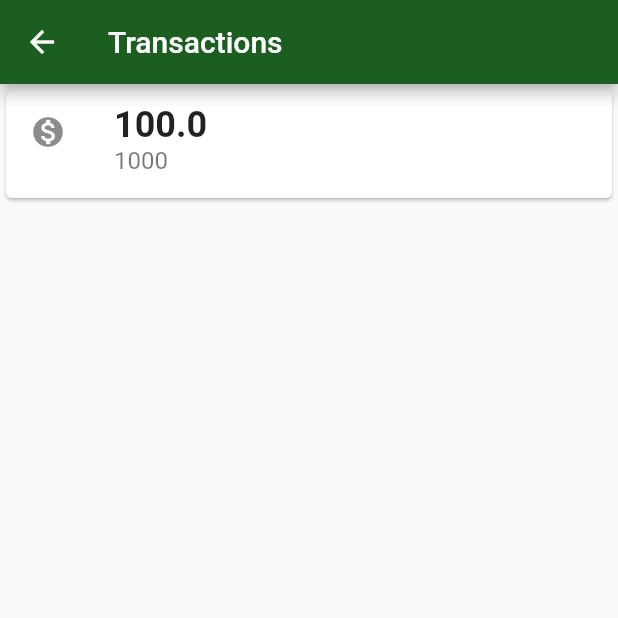
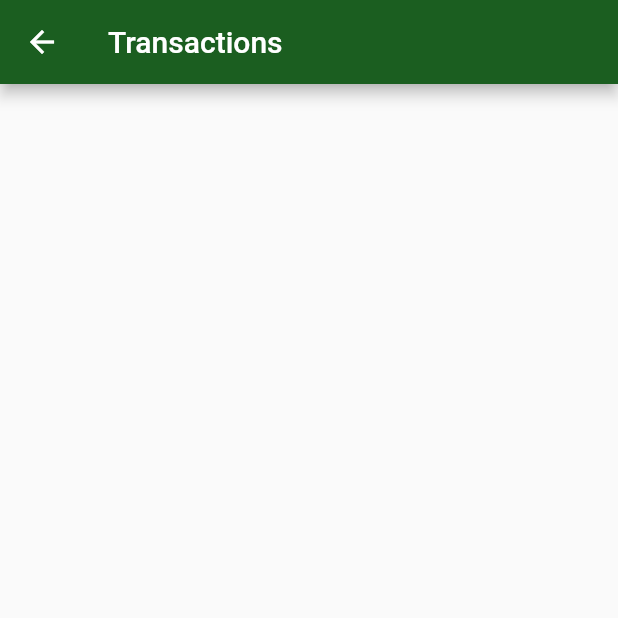
Before and after one commit to monica-gushiken/curso-flutter-bytebank, a Flutter app: the TransactionsList screen opened directly, on a phone screen of 412 x 824 dp, the top half of it. Run offline on Flutter 3.47's test engine with Material 2 defaults, Android fonts, the phone set to English and light mode, and no system bars; our stand-ins replace sqflite; accounts and stored records are empty.

Commit message:
Validando argumentos do construtor com assert

```diff
--- a/lib/screens/dashboard.dart
+++ b/lib/screens/dashboard.dart
@@ -67,7 +67,9 @@ class _FeatureItem extends StatelessWidget {
   final IconData icon;
   final Function onClick;
 
-  _FeatureItem(this.name, this.icon, {@required this.onClick});
+  _FeatureItem(this.name, this.icon, {@required this.onClick})
+      : assert(icon != null),
+        assert(onClick != null);
 
   @override
   Widget build(BuildContext context) {
--- a/lib/screens/transactions_list.dart
+++ b/lib/screens/transactions_list.dart
@@ -1,4 +1,3 @@
-import 'package:bank/models/contact.dart';
 import 'package:bank/models/transaction.dart';
 import 'package:flutter/material.dart';
 
@@ -7,7 +6,7 @@ class TransactionsList extends StatelessWidget {
 
   @override
   Widget build(BuildContext context) {
-    transactions.add(Transaction(100.0, Contact(0, 'Alex', 1000)));
+
     return Scaffold(
       appBar: AppBar(
         title: Text('Transactions'),
```
